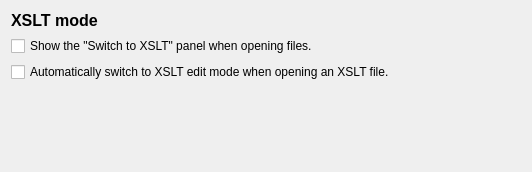
Old version of the form src/config/configureeditmodesdialog.ui in the repository lbellonda/qxmledit.
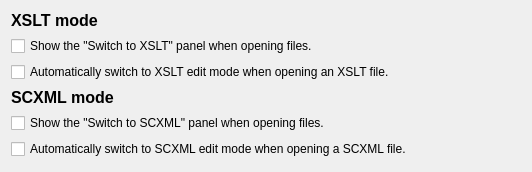
New version of the form.

Commit message: Auto panel for SCXML.

The edit to the form file:
```diff
--- a/src/config/configureeditmodesdialog.ui
+++ b/src/config/configureeditmodesdialog.ui
@@ -48,6 +48,40 @@
      </property>
     </widget>
    </item>
+   <item>
+    <widget class="QLabel" name="label_2">
+     <property name="sizePolicy">
+      <sizepolicy hsizetype="Minimum" vsizetype="Maximum">
+       <horstretch>0</horstretch>
+       <verstretch>0</verstretch>
+      </sizepolicy>
+     </property>
+     <property name="font">
+      <font>
+       <pointsize>12</pointsize>
+       <weight>75</weight>
+       <bold>true</bold>
+      </font>
+     </property>
+     <property name="text">
+      <string>SCXML mode</string>
+     </property>
+    </widget>
+   </item>
+   <item>
+    <widget class="QCheckBox" name="cbShowSCXMLPanel">
+     <property name="text">
+      <string>Show the &quot;Switch to SCXML&quot; panel when opening files.</string>
+     </property>
+    </widget>
+   </item>
+   <item>
+    <widget class="QCheckBox" name="cbAutomaticallySwitchToSCXMLMode">
+     <property name="text">
+      <string>Automatically switch to SCXML edit mode when opening a SCXML file.</string>
+     </property>
+    </widget>
+   </item>
    <item>
     <spacer name="verticalSpacer">
      <property name="orientation">
```
The commit also changes 34 other files.
